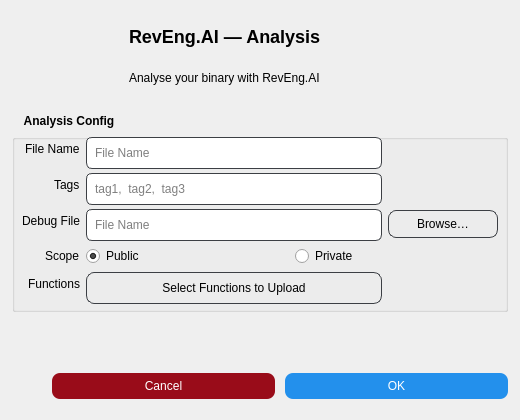
Above: reai_toolkit/app/components/forms/analyse/analyse_panel_qt5.ui from RevEngAI/plugin-ida before the change. Below: the same form after it.
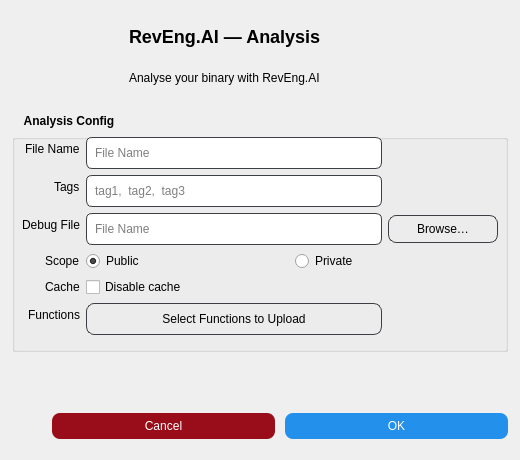
That is the form after the change. Icons and pictures are not drawn.

```diff
--- a/reai_toolkit/app/components/forms/analyse/analyse_panel_qt5.ui
+++ b/reai_toolkit/app/components/forms/analyse/analyse_panel_qt5.ui
@@ -7,19 +7,19 @@
     <x>0</x>
     <y>0</y>
     <width>520</width>
-    <height>420</height>
+    <height>460</height>
    </rect>
   </property>
   <property name="minimumSize">
    <size>
     <width>520</width>
-    <height>420</height>
+    <height>460</height>
    </size>
   </property>
   <property name="maximumSize">
    <size>
     <width>520</width>
-    <height>420</height>
+    <height>460</height>
    </size>
   </property>
   <property name="windowTitle">
@@ -132,13 +132,13 @@
      <property name="minimumSize">
       <size>
        <width>496</width>
-       <height>200</height>
+       <height>240</height>
       </size>
      </property>
      <property name="maximumSize">
       <size>
        <width>496</width>
-       <height>200</height>
+       <height>240</height>
       </size>
      </property>
      <property name="title">
@@ -336,13 +336,30 @@
        </layout>
       </item>
       <item row="5" column="0">
+       <widget class="QLabel" name="labelCache">
+        <property name="text">
+         <string>Cache</string>
+        </property>
+       </widget>
+      </item>
+      <item row="5" column="1">
+       <widget class="QCheckBox" name="noCacheCheckBox">
+        <property name="toolTip">
+         <string>Skip cached results and re-run every processing stage.</string>
+        </property>
+        <property name="text">
+         <string>Disable cache</string>
+        </property>
+       </widget>
+      </item>
+      <item row="6" column="0">
        <widget class="QLabel" name="functionsLabel">
         <property name="text">
          <string>Functions</string>
         </property>
        </widget>
       </item>
-      <item row="5" column="1">
+      <item row="6" column="1">
        <widget class="QPushButton" name="selectFuncs">
         <property name="minimumSize">
          <size>
```
